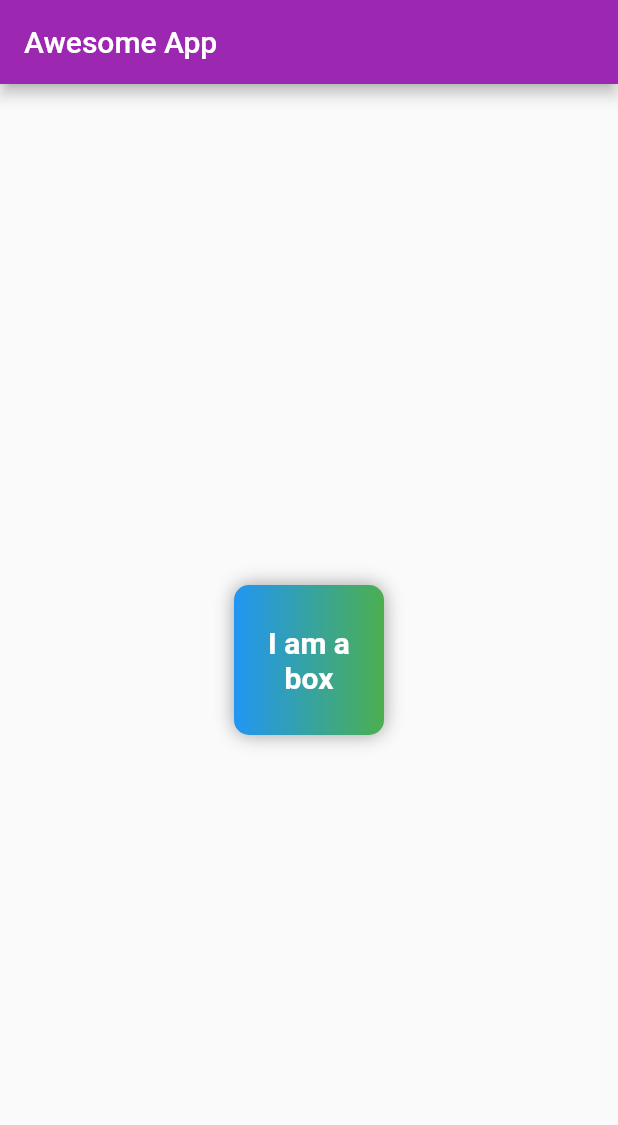
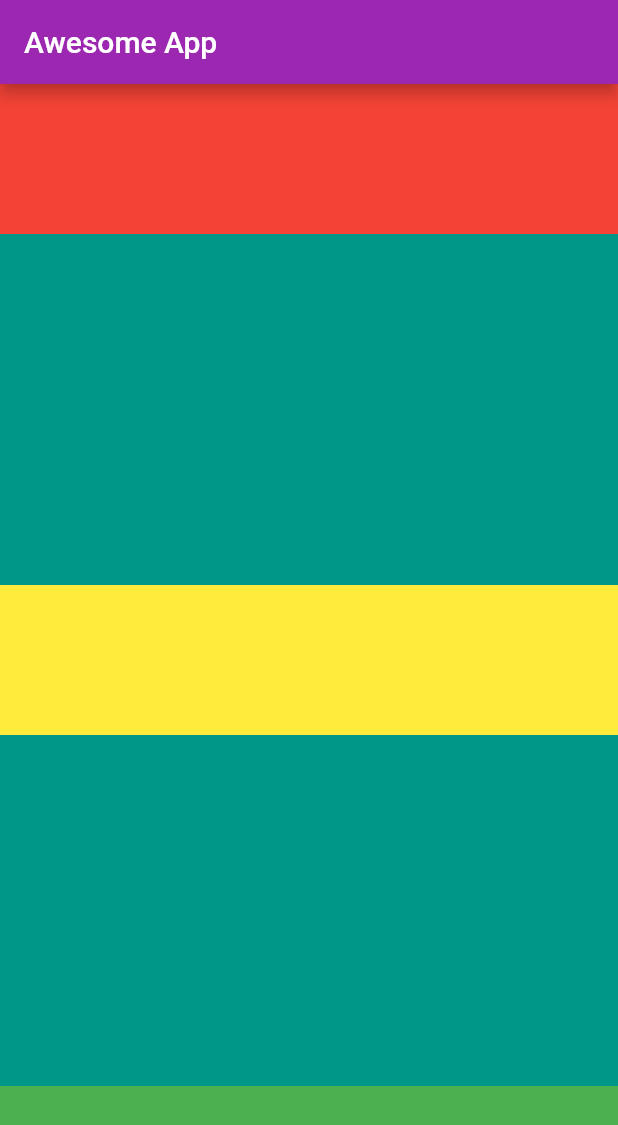
Before and after one commit to abdulragib/Awesome_App, a Flutter app: the screen it shows after launch, on a phone screen of 412 x 824 dp. Shown: the top 1125 px of the screen. Run offline on Flutter 3.47's test engine with Material 2 defaults, Android fonts, the phone set to English and light mode, and no system bars.

Commit message:
Row and Column property completed

```diff
--- a/lib/main.dart
+++ b/lib/main.dart
@@ -21,35 +21,35 @@ class Homepage extends StatelessWidget {
       appBar: AppBar(
         title: Text("Awesome App"),
       ),
-      body: Center(
-        child: Container(
+      body: Container(
+        color: Colors.teal,
+        width: 500,
+        child: Column(
+          mainAxisAlignment: MainAxisAlignment.spaceBetween,
+          crossAxisAlignment: CrossAxisAlignment.stretch,
+          children: <Widget>[
+            Container(
               padding: const EdgeInsets.all(8),
               width: 100,
               height: 100,
-          child: Text(
-            "I am a box",
-            textAlign: TextAlign.center,
-            style: TextStyle(
-              fontSize: 20,
-              color: Colors.white,
-              fontWeight: FontWeight.bold,
+              color: Colors.red,
+              alignment: Alignment.center,
             ),
+            Container(
+              padding: const EdgeInsets.all(8),
+              width: 100,
+              height: 100,
+              color: Colors.yellow,
+              alignment: Alignment.center,
             ),
+            Container(
+              padding: const EdgeInsets.all(8),
+              width: 100,
+              height: 100,
+              color: Colors.green,
               alignment: Alignment.center,
-          decoration: BoxDecoration(
-            color: Colors.red,
-            borderRadius: BorderRadius.circular(10),
-            gradient: LinearGradient(colors: [
-              Colors.blue,
-              Colors.green,
-            ]),
-            boxShadow: [
-              BoxShadow(
-                color: Colors.grey,
-                blurRadius: 10,
             ),
           ],
-          ),
         ),
       ),
     );
@@ -59,3 +59,8 @@ class Homepage extends StatelessWidget {
 // stateless widget is something that is not suppose to change.
 //container is a type of box
 //it is a shade which is made of combition of two or more colors.
+// main axis of row is horizontal axis and cross axis is vertical axis
+// column main axis is vertical axis and cross axis is horizontal axis.
+
+//mainAxisAlignment: MainAxisAlignment.spaceBetween is used to give space between container.
+//mainAxisAlignment: MainAxisAlignment.spaceevenly is used to give equal space.
```
Lines whose indentation alone changed are shown as unchanged.
